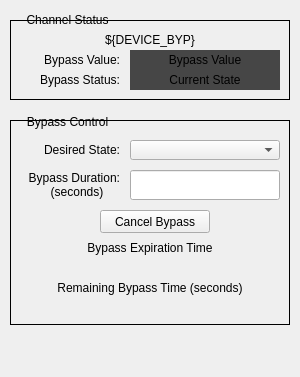
Old version of the form mps_bypass.ui in the repository ad-build-test/pydm-mps.
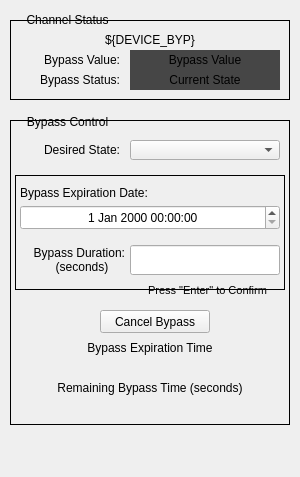
New version of the form. Custom widgets are drawn as their Qt base class.

```diff
--- a/mps_bypass.ui
+++ b/mps_bypass.ui
@@ -7,19 +7,19 @@
     <x>0</x>
     <y>0</y>
     <width>300</width>
-    <height>377</height>
+    <height>477</height>
    </rect>
   </property>
   <property name="minimumSize">
    <size>
     <width>300</width>
-    <height>377</height>
+    <height>477</height>
    </size>
   </property>
   <property name="maximumSize">
    <size>
     <width>300</width>
-    <height>377</height>
+    <height>477</height>
    </size>
   </property>
   <property name="windowTitle">
@@ -31,7 +31,7 @@
      <x>0</x>
      <y>0</y>
      <width>300</width>
-     <height>377</height>
+     <height>477</height>
     </rect>
    </property>
    <property name="styleSheet">
@@ -191,7 +191,7 @@
       <x>10</x>
       <y>120</y>
       <width>280</width>
-      <height>205</height>
+      <height>305</height>
      </rect>
     </property>
     <property name="frameShape">
@@ -235,47 +235,11 @@
       <set>Qt::AlignRight|Qt::AlignTrailing|Qt::AlignVCenter</set>
      </property>
     </widget>
-    <widget class="PyDMLineEdit" name="PyDMLineEdit">
-     <property name="geometry">
-      <rect>
-       <x>120</x>
-       <y>50</y>
-       <width>150</width>
-       <height>30</height>
-      </rect>
-     </property>
-     <property name="toolTip">
-      <string/>
-     </property>
-     <property name="showUnits" stdset="0">
-      <bool>false</bool>
-     </property>
-     <property name="channel" stdset="0">
-      <string>ca://${DEVICE_BYP}_SCBYPD</string>
-     </property>
-    </widget>
-    <widget class="QLabel" name="label_7">
-     <property name="geometry">
-      <rect>
-       <x>5</x>
-       <y>50</y>
-       <width>105</width>
-       <height>30</height>
-      </rect>
-     </property>
-     <property name="text">
-      <string>Bypass Duration:
-(seconds)     </string>
-     </property>
-     <property name="alignment">
-      <set>Qt::AlignRight|Qt::AlignTrailing|Qt::AlignVCenter</set>
-     </property>
-    </widget>
     <widget class="PyDMPushButton" name="PyDMPushButton">
      <property name="geometry">
       <rect>
        <x>90</x>
-       <y>90</y>
+       <y>190</y>
        <width>110</width>
        <height>23</height>
       </rect>
@@ -297,7 +261,7 @@
      <property name="geometry">
       <rect>
        <x>10</x>
-       <y>120</y>
+       <y>220</y>
        <width>260</width>
        <height>40</height>
       </rect>
@@ -354,7 +318,7 @@
      <property name="geometry">
       <rect>
        <x>10</x>
-       <y>160</y>
+       <y>260</y>
        <width>260</width>
        <height>40</height>
       </rect>
@@ -407,6 +371,124 @@
       </property>
      </widget>
     </widget>
+    <widget class="QLabel" name="label_15">
+     <property name="geometry">
+      <rect>
+       <x>130</x>
+       <y>160</y>
+       <width>135</width>
+       <height>20</height>
+      </rect>
+     </property>
+     <property name="font">
+      <font>
+       <pointsize>8</pointsize>
+      </font>
+     </property>
+     <property name="text">
+      <string>Press &quot;Enter&quot; to Confirm</string>
+     </property>
+     <property name="alignment">
+      <set>Qt::AlignCenter</set>
+     </property>
+    </widget>
+    <widget class="QFrame" name="frame_4">
+     <property name="geometry">
+      <rect>
+       <x>5</x>
+       <y>55</y>
+       <width>270</width>
+       <height>115</height>
+      </rect>
+     </property>
+     <property name="frameShape">
+      <enum>QFrame::Box</enum>
+     </property>
+     <property name="frameShadow">
+      <enum>QFrame::Plain</enum>
+     </property>
+     <widget class="PyDMLineEdit" name="PyDMLineEdit_2">
+      <property name="geometry">
+       <rect>
+        <x>115</x>
+        <y>70</y>
+        <width>150</width>
+        <height>30</height>
+       </rect>
+      </property>
+      <property name="toolTip">
+       <string/>
+      </property>
+      <property name="showUnits" stdset="0">
+       <bool>false</bool>
+      </property>
+      <property name="channel" stdset="0">
+       <string>ca://${DEVICE_BYP}_SCBYPD</string>
+      </property>
+     </widget>
+     <widget class="QLabel" name="label_12">
+      <property name="geometry">
+       <rect>
+        <x>5</x>
+        <y>70</y>
+        <width>105</width>
+        <height>30</height>
+       </rect>
+      </property>
+      <property name="text">
+       <string>Bypass Duration:
+(seconds)     </string>
+      </property>
+      <property name="alignment">
+       <set>Qt::AlignRight|Qt::AlignTrailing|Qt::AlignVCenter</set>
+      </property>
+     </widget>
+     <widget class="PyDMDateTimeEdit" name="PyDMDateTimeEdit_2">
+      <property name="geometry">
+       <rect>
+        <x>5</x>
+        <y>30</y>
+        <width>260</width>
+        <height>25</height>
+       </rect>
+      </property>
+      <property name="toolTip">
+       <string/>
+      </property>
+      <property name="alignment">
+       <set>Qt::AlignCenter</set>
+      </property>
+      <property name="channel" stdset="0">
+       <string>ca://${DEVICE_BYP}_SCBYPD</string>
+      </property>
+      <property name="timeBase" stdset="0">
+       <enum>PyDMDateTimeEdit::Seconds</enum>
+      </property>
+     </widget>
+     <widget class="QLabel" name="label_3">
+      <property name="geometry">
+       <rect>
+        <x>5</x>
+        <y>10</y>
+        <width>151</width>
+        <height>16</height>
+       </rect>
+      </property>
+      <property name="text">
+       <string>Bypass Expiration Date:</string>
+      </property>
+      <property name="alignment">
+       <set>Qt::AlignLeading|Qt::AlignLeft|Qt::AlignVCenter</set>
+      </property>
+     </widget>
+    </widget>
+    <zorder>PyDMEnumComboBox</zorder>
+    <zorder>label_6</zorder>
+    <zorder>PyDMPushButton</zorder>
+    <zorder>PyDMFrame</zorder>
+    <zorder>PyDMFrame_2</zorder>
+    <zorder>frame_4</zorder>
+    <zorder>label_15</zorder>
    </widget>
    <widget class="QLabel" name="label_10">
     <property name="geometry">
@@ -428,7 +510,7 @@
     <property name="geometry">
      <rect>
       <x>10</x>
-      <y>326</y>
+      <y>426</y>
       <width>250</width>
       <height>50</height>
      </rect>
@@ -451,6 +533,11 @@
    <extends>QLabel</extends>
    <header>pydm.widgets.label</header>
   </customwidget>
+  <customwidget>
+   <class>PyDMDateTimeEdit</class>
+   <extends>QDateTimeEdit</extends>
+   <header>pydm.widgets.datetime</header>
+  </customwidget>
   <customwidget>
    <class>PyDMDrawingImage</class>
    <extends>QWidget</extends>
```
